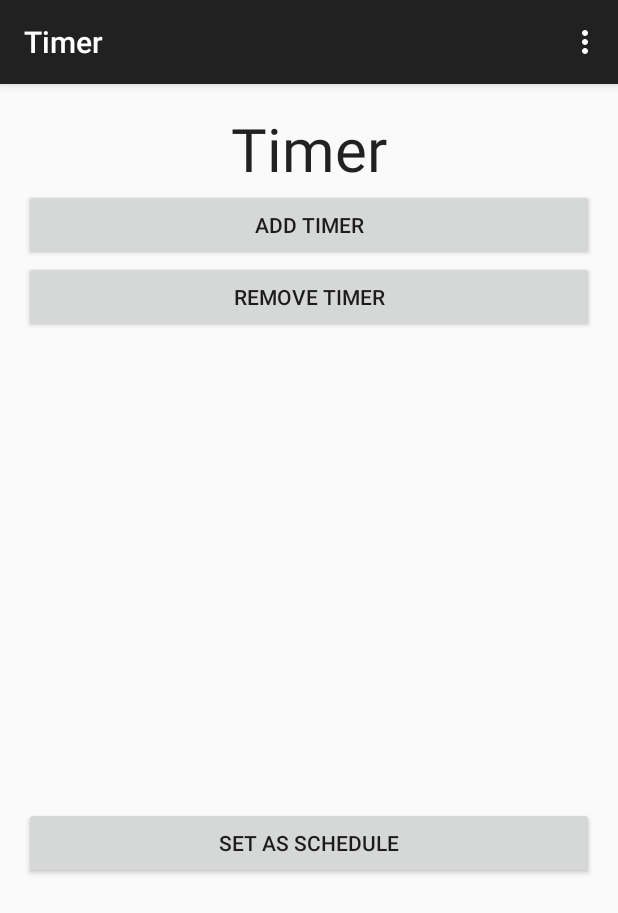
After one commit to maassander/PlantuiApp, an Android app: the Timer screen opened directly, with no data from a screen before it, on a phone screen of 412 x 824 dp. The commit adds this screen. Shown: the top 913 px of the screen. Run offline under Robolectric (Android 15) with nearby library versions, the phone set to English and light mode, and no system bars.

```diff
--- a/app/src/main/AndroidManifest.xml
+++ b/app/src/main/AndroidManifest.xml
@@ -20,6 +20,10 @@
             android:name=".bluetooth"
             android:label="@string/title_activity_bluetooth" >
         </activity>
+        <activity
+            android:name=".Timer"
+            android:label="@string/title_activity_timer" >
+        </activity>
     </application>
 
 </manifest>
--- /dev/null
+++ b/app/src/main/java/ap/plantuiapp/Timer.java
@@ -0,0 +1,39 @@
+package ap.plantuiapp;
+
+import android.support.v7.app.ActionBarActivity;
+import android.os.Bundle;
+import android.view.Menu;
+import android.view.MenuItem;
+
+
+public class Timer extends ActionBarActivity {
+
+    @Override
+    protected void onCreate(Bundle savedInstanceState) {
+        super.onCreate(savedInstanceState);
+        setContentView(R.layout.activity_timerMenu);
+    }
+
+
+    @Override
+    public boolean onCreateOptionsMenu(Menu menu) {
+        // Inflate the menu; this adds items to the action bar if it is present.
+        getMenuInflater().inflate(R.menu.menu_timer, menu);
+        return true;
+    }
+
+    @Override
+    public boolean onOptionsItemSelected(MenuItem item) {
+        // Handle action bar item clicks here. The action bar will
+        // automatically handle clicks on the Home/Up button, so long
+        // as you specify a parent activity in AndroidManifest.xml.
+        int id = item.getItemId();
+
+        //noinspection SimplifiableIfStatement
+        if (id == R.id.action_settings) {
+            return true;
+        }
+
+        return super.onOptionsItemSelected(item);
+    }
+}
--- /dev/null
+++ b/app/src/main/res/layout/activity_timerMenu.xml
@@ -0,0 +1,56 @@
+<RelativeLayout xmlns:android="http://schemas.android.com/apk/res/android"
+    xmlns:tools="http://schemas.android.com/tools" android:layout_width="match_parent"
+    android:layout_height="wrap_content" android:paddingLeft="@dimen/activity_horizontal_margin"
+    android:paddingRight="@dimen/activity_horizontal_margin"
+    android:paddingTop="@dimen/activity_vertical_margin"
+    android:paddingBottom="@dimen/activity_vertical_margin" tools:context="ap.plantuiapp.Timer">
+
+    <ScrollView
+        android:layout_width="fill_parent"
+        android:layout_height="fill_parent"
+        android:id="@+id/scrollView" >
+
+    </ScrollView>
+
+    <TableLayout
+        android:layout_width="fill_parent"
+        android:layout_height="fill_parent">
+
+        <TextView
+            android:layout_width="wrap_content"
+            android:layout_height="wrap_content"
+            android:textAppearance="?android:attr/textAppearanceLarge"
+            android:text="@string/label_Timer"
+            android:id="@+id/textView"
+            android:layout_columnSpan="2"
+            android:textSize="40dp"
+            android:layout_row="0"
+            android:layout_column="0"
+            android:gravity="center" />
+
+        <Button
+            android:layout_width="wrap_content"
+            android:layout_height="wrap_content"
+            android:text="@string/button_AddTimer"
+            android:id="@+id/button" />
+
+        <Button
+            android:layout_width="wrap_content"
+            android:layout_height="wrap_content"
+            android:text="@string/button_RemoveTimer"
+            android:id="@+id/button2" />
+
+        <ListView
+            android:layout_width="wrap_content"
+            android:layout_height="316dp"
+            android:id="@+id/listView2" />
+
+        <Button
+            android:layout_width="wrap_content"
+            android:layout_height="wrap_content"
+            android:text="@string/button_SetTimer"
+            android:id="@+id/button3" />
+
+    </TableLayout>
+
+</RelativeLayout>
--- /dev/null
+++ b/app/src/main/res/menu/menu_timer.xml
@@ -0,0 +1,6 @@
+<menu xmlns:android="http://schemas.android.com/apk/res/android"
+    xmlns:app="http://schemas.android.com/apk/res-auto"
+    xmlns:tools="http://schemas.android.com/tools" tools:context="ap.plantuiapp.Timer">
+    <item android:id="@+id/action_settings" android:title="@string/action_settings"
+        android:orderInCategory="100" app:showAsAction="never" />
+</menu>
--- a/app/src/main/res/values/strings.xml
+++ b/app/src/main/res/values/strings.xml
@@ -1,11 +1,22 @@
+<?xml version="1.0" encoding="utf-8"?>
 <resources>
+
     <string name="app_name">PlantuiApp</string>
-
     <string name="hello_world">Hello world!</string>
     <string name="action_settings">Settings</string>
+
     <string name="title_activity_bluetooth">bluetooth</string>
     <string name="list_devices">List Devices</string>
     <string name="scan">Scan</string>
     <string name="connect">Connect</string>
     <string name="bluetoothswitch">Bluetooth On / Off</string>
+
+    <string name="title_activity_timer">Timer</string>
+    <string name="button_AddTimer">Add Timer</string>
+    <string name="button_RemoveTimer">Remove Timer</string>
+    <string name="label_Timer">Timer</string>
+    <string name="button_SetTimer">Set as schedule</string>
+
+
+
 </resources>
```
Also changed, not shown: 2 other files.
